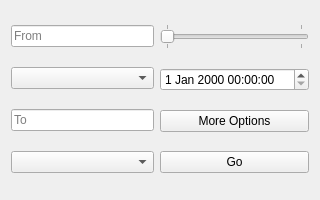
reodge/journeyplanner, file mainwindow.ui: the form before one commit.
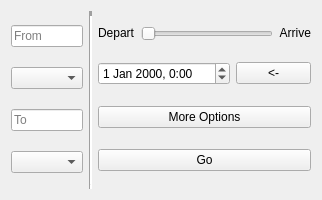
The form after the commit.

Commit message: Added date/time widget to UI. Added button to reset date/time to current.

Patch:
```diff
--- a/mainwindow.ui
+++ b/mainwindow.ui
@@ -56,9 +56,37 @@
       </item>
      </layout>
     </item>
+    <item>
+     <widget class="Line" name="line">
+      <property name="frameShadow">
+       <enum>QFrame::Sunken</enum>
+      </property>
+      <property name="lineWidth">
+       <number>5</number>
+      </property>
+      <property name="orientation">
+       <enum>Qt::Vertical</enum>
+      </property>
+     </widget>
+    </item>
     <item>
      <layout class="QVBoxLayout" name="verticalLayout_2">
       <item>
+       <layout class="QHBoxLayout" name="horizontalLayout_2">
+        <item>
+         <widget class="QLabel" name="label_2">
+          <property name="sizePolicy">
+           <sizepolicy hsizetype="Preferred" vsizetype="Maximum">
+            <horstretch>0</horstretch>
+            <verstretch>0</verstretch>
+           </sizepolicy>
+          </property>
+          <property name="text">
+           <string>Depart</string>
+          </property>
+         </widget>
+        </item>
+        <item>
        <widget class="QSlider" name="verticalSlider">
         <property name="maximum">
          <number>1</number>
@@ -69,17 +97,55 @@
         <property name="invertedAppearance">
          <bool>false</bool>
         </property>
-        <property name="tickPosition">
-         <enum>QSlider::TicksBothSides</enum>
-        </property>
-       </widget>
-      </item>
+         </widget>
+        </item>
+        <item>
+         <widget class="QLabel" name="label">
+          <property name="sizePolicy">
+           <sizepolicy hsizetype="Preferred" vsizetype="Maximum">
+            <horstretch>0</horstretch>
+            <verstretch>0</verstretch>
+           </sizepolicy>
+          </property>
+          <property name="text">
+           <string>Arrive</string>
+          </property>
+          <property name="alignment">
+           <set>Qt::AlignRight|Qt::AlignTrailing|Qt::AlignVCenter</set>
+          </property>
+         </widget>
+        </item>
+       </layout>
+      </item>
+      <item>
+       <layout class="QHBoxLayout" name="horizontalLayout_3">
       <item>
        <widget class="QDateTimeEdit" name="dateTime">
-        <property name="calendarPopup">
-         <bool>false</bool>
-        </property>
-       </widget>
+          <property name="wrapping">
+           <bool>true</bool>
+          </property>
+          <property name="accelerated">
+           <bool>true</bool>
+          </property>
+          <property name="displayFormat">
+           <string>d MMM yyyy, h:mm</string>
+          </property>
+         </widget>
+        </item>
+        <item>
+         <widget class="QPushButton" name="btnResetDateTime">
+          <property name="maximumSize">
+           <size>
+            <width>75</width>
+            <height>16777215</height>
+           </size>
+          </property>
+          <property name="text">
+           <string>&lt;-</string>
+          </property>
+         </widget>
+        </item>
+       </layout>
       </item>
       <item>
        <widget class="QPushButton" name="btnOptions">
```
Lines whose indentation alone changed are shown as unchanged. The commit also changes 2 other files.
